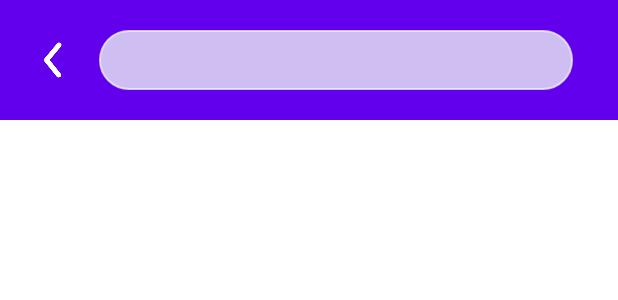
After one commit to EleneTs/MessangerApplication, an Android app: the layout activity_search.xml on its own in the app's theme, with its tools: preview values and no code run, on a phone screen of 412 x 824 dp. The commit adds this screen. Shown: the top 300 px of the screen. Run offline under Robolectric (Android 15) with nearby library versions, the phone set to English and light mode, and no system bars.

Commit message:
Add search page

```diff
--- a/app/build.gradle
+++ b/app/build.gradle
@@ -55,6 +55,4 @@ dependencies {
     implementation 'com.google.firebase:firebase-storage:20.2.1'
     implementation 'com.github.bumptech.glide:glide:4.12.0'
     annotationProcessor 'com.github.bumptech.glide:compiler:4.12.0'
-
-
 }
--- a/app/src/main/AndroidManifest.xml
+++ b/app/src/main/AndroidManifest.xml
@@ -20,6 +20,9 @@
             android:name=".signUp.SignUpActivity"
             android:exported="false" />
         <activity
+            android:name=".search.SearchActivity"
+            android:exported="false" />
+        <activity
             android:name=".user.ProfileActivity"
             android:exported="false" />
         <activity
--- a/app/src/main/java/ge/etsiramua/messangerApp/MainActivity.kt
+++ b/app/src/main/java/ge/etsiramua/messangerApp/MainActivity.kt
@@ -14,6 +14,7 @@ import com.google.android.material.floatingactionbutton.FloatingActionButton
 import com.google.firebase.auth.FirebaseUser
 import ge.etsiramua.messangerApp.model.Message
 import ge.etsiramua.messangerApp.model.User
+import ge.etsiramua.messangerApp.search.SearchActivity
 import ge.etsiramua.messangerApp.signIn.SignInActivity
 import ge.etsiramua.messangerApp.user.ProfileActivity
 import java.time.LocalDate
@@ -35,6 +36,9 @@ class MainActivity : AppCompatActivity() {
 
         val user = getUser()
         addListeners(user)
+
+//        val intent = Intent(this, SearchActivity::class.java)
+//        startActivity(intent)
     }
 
     private fun getUser(): FirebaseUser? {
--- a/app/src/main/java/ge/etsiramua/messangerApp/signUp/SignUpRepository.kt
+++ b/app/src/main/java/ge/etsiramua/messangerApp/signUp/SignUpRepository.kt
@@ -21,7 +21,7 @@ class SignUpRepository {
         val email = formatNickname(nickname)
         firebaseAuth.createUserWithEmailAndPassword(email, password).addOnCompleteListener { task ->
             if (task.isSuccessful) {
-                val newUser = User(nickname = nickname, job = job)
+                val newUser = User(nickname = nickname, job = job, id = firebaseAuth.currentUser?.uid!!)
                 users.child(firebaseAuth.currentUser?.uid!!).setValue(newUser)
                 callback(firebaseAuth.currentUser, null)
             } else {
--- a/app/src/main/java/ge/etsiramua/messangerApp/user/UserRepository.kt
+++ b/app/src/main/java/ge/etsiramua/messangerApp/user/UserRepository.kt
@@ -48,7 +48,6 @@ class UserRepository {
         })
     }
 
-
     fun updateUser(user: User) {
         val firebaseUser = FirebaseAuth.getInstance().currentUser
 
@@ -59,6 +58,7 @@ class UserRepository {
                 ?.addOnCompleteListener { task ->
                     if (task.isSuccessful) {
                         val userReference = usersReference.child(firebaseUser.uid)
+                        user.id = firebaseUser.uid
                         userReference.setValue(user)
                     } else {
                         print("User was not updated")
--- /dev/null
+++ b/app/src/main/res/layout/activity_search.xml
@@ -0,0 +1,80 @@
+<?xml version="1.0" encoding="utf-8"?>
+<androidx.constraintlayout.widget.ConstraintLayout xmlns:android="http://schemas.android.com/apk/res/android"
+    xmlns:app="http://schemas.android.com/apk/res-auto"
+    xmlns:tools="http://schemas.android.com/tools"
+    android:layout_width="match_parent"
+    android:layout_height="match_parent">
+
+    <androidx.coordinatorlayout.widget.CoordinatorLayout
+        android:id="@+id/app_bar_coordinator"
+        android:layout_width="match_parent"
+        android:layout_height="wrap_content"
+        app:layout_constraintEnd_toEndOf="parent"
+        app:layout_constraintHorizontal_bias="0.0"
+        app:layout_constraintStart_toStartOf="parent"
+        app:layout_constraintTop_toTopOf="parent">
+
+        <com.google.android.material.appbar.AppBarLayout
+            android:id="@+id/app_bar_layout"
+            android:layout_width="match_parent"
+            android:layout_height="wrap_content">
+
+            <androidx.appcompat.widget.Toolbar
+                android:layout_width="match_parent"
+                android:layout_height="80dp">
+
+                <ImageView
+                    android:id="@+id/my_button"
+                    android:layout_width="40dp"
+                    android:layout_height="40dp"
+                    android:clickable="true"
+                    android:onClick="onButtonClick"
+                    android:src="@drawable/back"
+                    app:tint="@android:color/white" />
+
+
+                <androidx.constraintlayout.widget.ConstraintLayout
+                    android:layout_width="match_parent"
+                    android:layout_height="match_parent">
+
+                    <EditText
+                        android:id="@+id/search_field"
+                        android:layout_width="0dp"
+                        android:layout_height="40dp"
+                        android:layout_marginHorizontal="40dp"
+                        android:layout_marginStart="10dp"
+                        android:layout_marginTop="10dp"
+                        android:layout_marginEnd="30dp"
+                        android:layout_marginBottom="10dp"
+                        android:background="@drawable/search_border"
+                        android:backgroundTint="#C7EFF4F4"
+                        android:importantForAutofill="no"
+                        android:inputType="text"
+                        android:paddingHorizontal="40dp"
+                        android:textAlignment="textStart"
+                        android:textColorHint="#252525"
+                        app:layout_constraintBottom_toBottomOf="parent"
+                        app:layout_constraintEnd_toEndOf="parent"
+                        app:layout_constraintStart_toStartOf="parent"
+                        app:layout_constraintTop_toTopOf="parent"
+                        tools:ignore="TextContrastCheck" />
+                </androidx.constraintlayout.widget.ConstraintLayout>
+            </androidx.appcompat.widget.Toolbar>
+        </com.google.android.material.appbar.AppBarLayout>
+    </androidx.coordinatorlayout.widget.CoordinatorLayout>
+
+
+    <ScrollView
+        android:layout_width="match_parent"
+        android:layout_height="wrap_content"
+        app:layout_constraintEnd_toEndOf="parent"
+        app:layout_constraintStart_toStartOf="parent"
+        app:layout_constraintTop_toBottomOf="@id/app_bar_coordinator">
+
+        <androidx.recyclerview.widget.RecyclerView
+            android:id="@+id/friends"
+            android:layout_width="match_parent"
+            android:layout_height="80dp"
+            app:layoutManager="androidx.recyclerview.widget.LinearLayoutManager" />
+    </ScrollView>
+</androidx.constraintlayout.widget.ConstraintLayout>
```
Also changed, not shown: app/src/main/java/ge/etsiramua/messangerApp/search/SearchActivity.kt (added, +98 -0 lines), app/src/main/java/ge/etsiramua/messangerApp/search/SearchAdapter.kt (added, +72 -0 lines), app/src/main/java/ge/etsiramua/messangerApp/search/SearchRepository.kt (added, +53 -0 lines), app/src/main/java/ge/etsiramua/messangerApp/search/SearchViewModel.kt (added, +13 -0 lines), app/src/main/res/layout/search_item.xml (added, +52 -0 lines), app/src/main/res/drawable/back.png (added).
